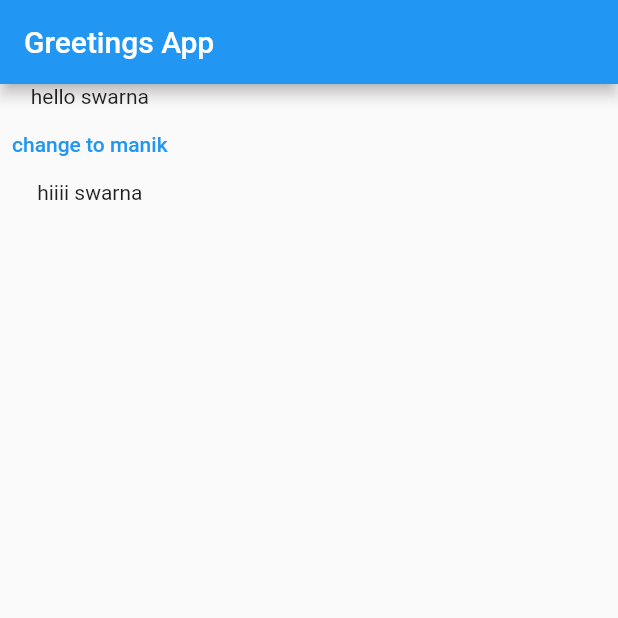
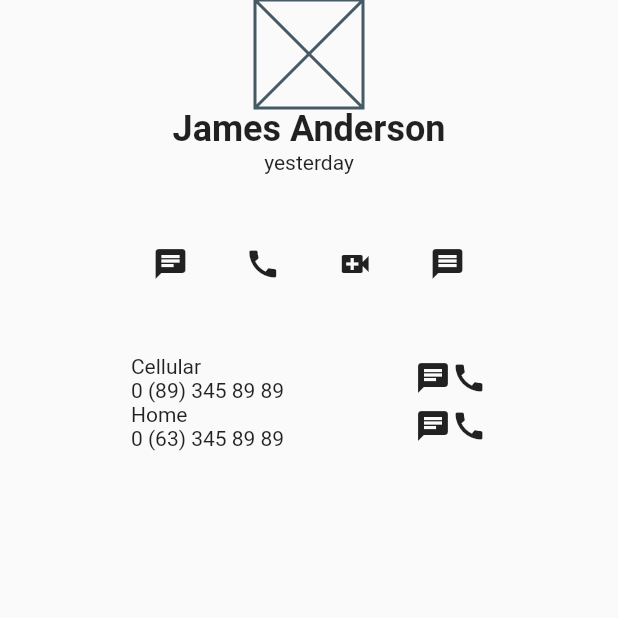
Before and after one commit to sakilbabu/widgets_intro, a Flutter app: the screen it shows after launch, on a phone screen of 412 x 824 dp, the top half of it. Run offline on Flutter 3.47's test engine with Material 2 defaults, Android fonts, the phone set to English and light mode, and no system bars.

Commit message:
"Simple ui"

```diff
--- a/lib/main.dart
+++ b/lib/main.dart
@@ -5,55 +5,99 @@ void main() {
 }
 
 class MyApp extends StatelessWidget {
-  final String title = "Greetings App";
   @override
   Widget build(BuildContext context) {
     return MaterialApp(
-      title: title,
-      home: MyHomePage(
-        title: title,
-      ),
+      home: MyHomePage(),
     );
   }
 }
 
-class MyHomePage extends StatefulWidget {
-  final String title;
-
-  const MyHomePage({Key? key, required this.title}) : super(key: key);
-  @override
-  State<MyHomePage> createState() => _MyHomePageState();
-}
-
-class _MyHomePageState extends State<MyHomePage> {
-  late String name;
-
-  @override
-  void initState() {
-    name = "swarna";
-
-    super.initState();
-  }
-
+class MyHomePage extends StatelessWidget {
   @override
   Widget build(BuildContext context) {
-    String x = "swarna";
     return Scaffold(
-      appBar: AppBar(
-        title: Text(widget.title),
-      ),
       body: Column(children: [
-        Text("hello $name"),
-        TextButton(
-            onPressed: () {
-              name = "manik";
-              print(name);
-              setState(() {});
-            },
-            child: Text("change to manik")),
-        Container(
-          child: Text("hiiii $x"),
-        )
+        Column(
+          children: [
+            Container(
+              height: 72,
+              width: 72,
+              child: Placeholder(),
+            ),
+            Text(
+              "James Anderson",
+              style: TextStyle(
+                fontWeight: FontWeight.bold,
+                fontSize: 24,
+              ),
+            ),
+            Text("yesterday"),
+          ],
+        ),
+        SizedBox(height: 48),
+        Padding(
+          padding: EdgeInsets.symmetric(horizontal: 64),
+          child: Row(
+            mainAxisAlignment: MainAxisAlignment.spaceEvenly,
+            children: [
+              Icon(Icons.chat),
+              Icon(Icons.call),
+              Icon(Icons.video_call),
+              Icon(Icons.message),
+            ],
+          ),
+        ),
+        SizedBox(height: 48),
+        Column(
+          children: [
+            Column(
+              children: [
+                Row(
+                  mainAxisAlignment: MainAxisAlignment.spaceEvenly,
+                  // mainAxisSize: MainAxisSize.min,
+                  children: [
+                    Column(
+                      crossAxisAlignment: CrossAxisAlignment.start,
+                      children: [
+                        Text("Cellular"),
+                        Text("0 (89) 345 89 89"),
+                      ],
+                    ),
+                    Row(
+                      children: [
+                        Icon(Icons.chat),
+                        Icon(Icons.call),
+                      ],
+                    )
+                  ],
+                )
+              ],
+            ),
+            Column(
+              children: [
+                Row(
+                  mainAxisAlignment: MainAxisAlignment.spaceEvenly,
+                  children: [
+                    Column(
+                      crossAxisAlignment: CrossAxisAlignment.start,
+                      children: [
+                        Text("Home"),
+                        Text("0 (63) 345 89 89"),
+                      ],
+                    ),
+                    Row(
+                      children: [
+                        Icon(Icons.chat),
+                        Icon(Icons.call),
+                      ],
+                    )
+                  ],
+                )
+              ],
+            ),
+          ],
+        ),
       ]),
     );
   }
```
